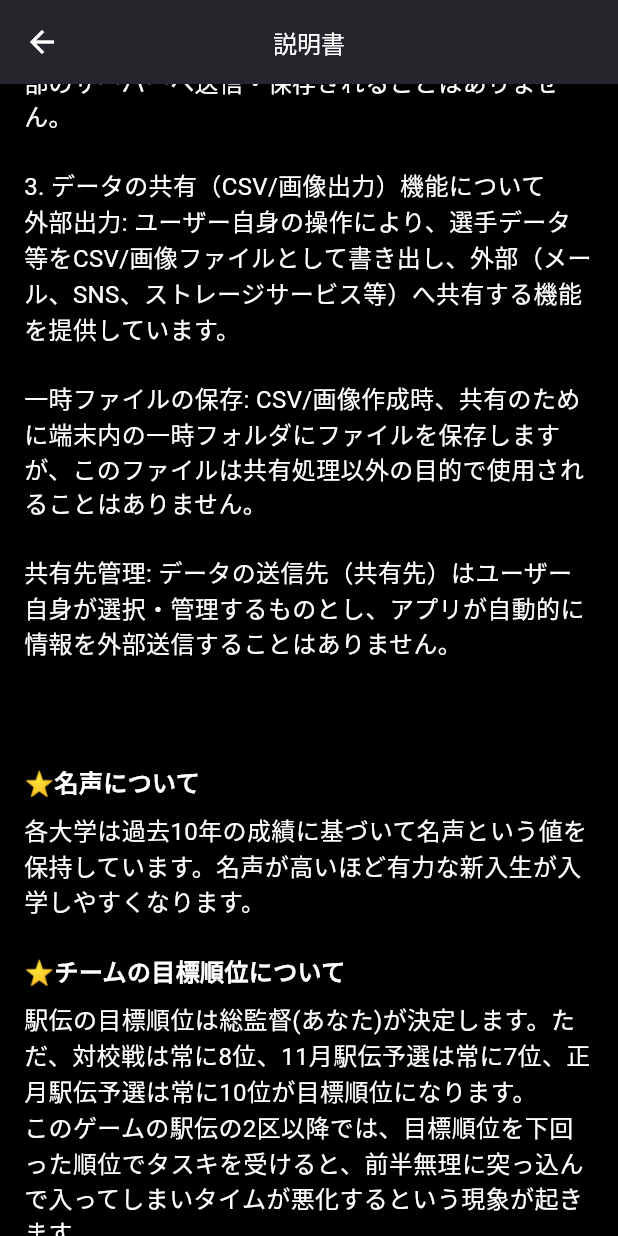
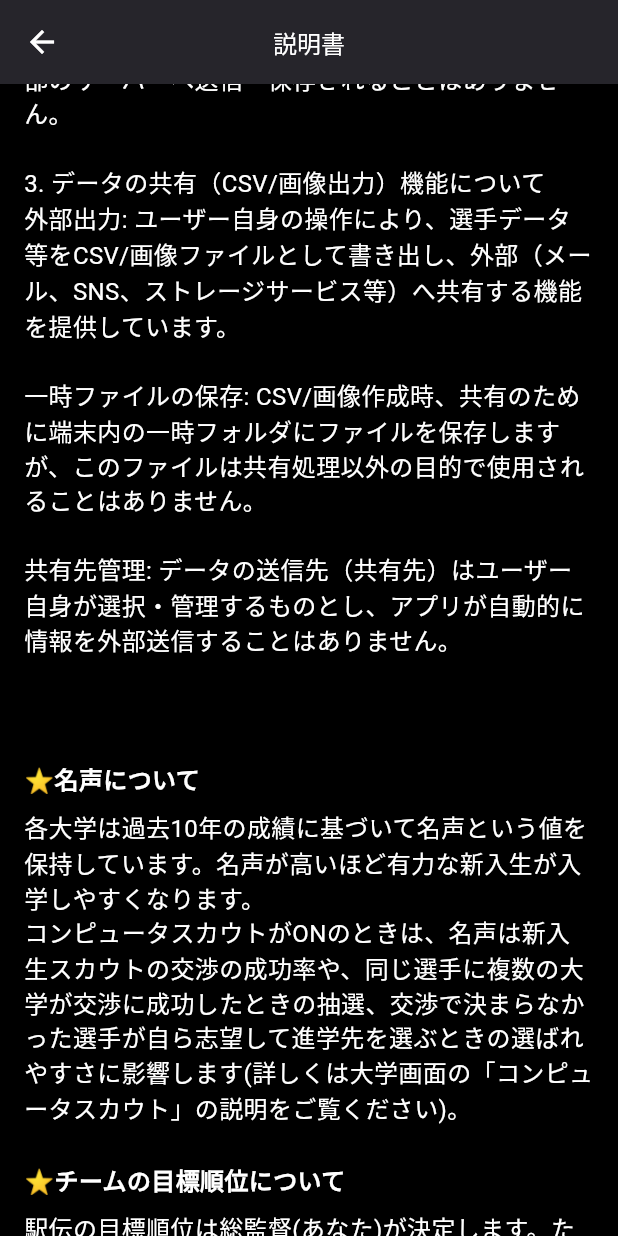
Before and after one commit to shin-tomura/ekidenss, a Flutter app: the SettingScreen screen opened directly, scrolled down 2304 dp, on a phone screen of 412 x 824 dp. Run offline on Flutter 3.47's test engine with Material 3 defaults, Android fonts, the phone set to English and light mode, and no system bars; our stand-ins replace auto_size_text, csv, file_picker, fl_chart, hive, hive_flutter and 6 more; missing offline and left inert: mobile_scanner, two_dimensional_scrollables; accounts and stored records are empty.

Commit message:
1.8.0test: 説明書画面の説明を今の仕様に合わせて見直した(総監督ができること、目標順位の補正の詳細とほっと一息、指示と目標順位の補正の関係、場面ごとの指示、コンピュータの指示と金銀、練習メニューと大学の個性、名声とコンピュータスカウトの関係)
Co-Authored-By: Claude Opus 5.5 <noreply@anthropic.com>
Claude-Session: https://claude.ai/code/session_013nvimHR1CfXnwf1X6wTGF5

```diff
--- a/ToDo.txt
+++ b/ToDo.txt
@@ -5,6 +5,7 @@
 ・全大学の新入生の進学先(交渉・志望・留学生)を見られる「新入生の進学先(全大学)」の画面を追加した。スカウト終了時のダイアログの「全大学の新入生を見る」と、最新画面の「新入生が入りました！」の表示(4月5日)と、大学画面の「新入生の進学先(全大学)」から開け、翌年のスカウトまで見られる(スキップ中にスカウトが済んだ年も見られる)。大学ごと(あなたの大学が先頭で、ほかの大学は大学ID順(初期値)か名声の高い順)と、選手ごと(5000m持ちタイム順)の表示を切り替えられる。選手名を押すと、その選手の選手データを見られる。スカウトの途中に開いた場合は、進学先が決まった選手だけを大学ごとに出す(進路未定の選手の選手データは開けない)。コンピュータスカウトOFFで入学した年は、交渉・志望の区別なしで出す
 ・スカウト終了時のダイアログ「あなたの大学に入学する新入生」で、交渉で入学が決まった選手の見出しを【確定】から【交渉】にした(スカウト後は全員の進学先が決まっているので、自ら志望して入学した選手の【志望】と入り方で対比できるように。スカウト中のラウンドの結果などの「確定」は今まで通り)
 ・コンピュータスカウトの設定に「評価の割合(タイム:能力)」を追加した(コンピュータの大学が新入生を評価するときに、5000m持ちタイムと能力をどの割合で重視するか。全大学共通で、100:0〜0:100の10%刻み。初期値は今まで通りの50:50。スカウト方針が「タイム重視」の大学は、今まで通り持ちタイムだけで評価する)。各種設定のQRコードにも含めるようにした
+・説明書画面の説明を今の仕様に合わせて見直した(総監督ができることの説明を新入生スカウトや練習メニューなどを含めた形に直し、目標順位を下回ったときの悪化がタイム差に応じること、目標順位を上回ったときのほっと一息、前半突っ込み・前半抑えの指示を出した選手には目標順位による補正がかからないこと、レース中の目標順位の変更、場面ごとに出せる指示、正月駅伝予選のフリー走での指示、コンピュータの大学の指示と金銀、学連選抜には指示が出ないこと、練習メニューと大学の個性による能力の効き方の違い、コンピュータスカウトONでの名声の影響の説明を追加した)
 1.7.9　21790
 ・目標順位を下回ったときの前半突っ込みによるタイム悪化を、目標順位の大学とのタイム差に応じた大きさにした(差が小さいほど悪化も小さい。最大の悪化は今まで通りで、これから走る区間の距離1kmあたり3秒以上の差で最大になる。例: 20kmの区間なら60秒差以上)。また、この補正の説明に目標順位の大学とのタイム差も表示するようにした
 ・コンピュータの大学の金銀の使用を、プレイヤーと同じく夏合宿のときだけにした(春の定期支給や目標順位達成で獲得した金銀は夏合宿まで保有し、夏合宿でまとめて使う。秋以降に獲得した分は翌年の夏合宿で使う。夏合宿の時点で「コンピュータ金銀使用」がOFFの場合、保有していた金銀は使わずに消える)
--- a/lib/screens/setting_screen.dart
+++ b/lib/screens/setting_screen.dart
@@ -926,7 +926,7 @@ class _SettingScreenState extends State<SettingScreen> {
               style: TextStyle(color: Colors.white),
             ),
             const Text(
-              "総監督(あなた)ができることは、選手の区間配置とレース中の指示だけです。選手は勝手に成長します。(金特訓と銀特訓で少し手助けできることもあるかもしれませんが)",
+              "総監督(あなた)ができることは、選手の区間配置とレース中の指示、新入生スカウト、練習メニューの選択、金特訓・銀特訓など、限られたことだけです。選手は基本的に勝手に成長します。",
               style: TextStyle(color: Colors.white),
             ),
             const Text(
@@ -974,6 +974,10 @@ class _SettingScreenState extends State<SettingScreen> {
               "各大学は過去10年の成績に基づいて名声という値を保持しています。名声が高いほど有力な新入生が入学しやすくなります。",
               style: TextStyle(color: Colors.white),
             ),
+            const Text(
+              "コンピュータスカウトがONのときは、名声は新入生スカウトの交渉の成功率や、同じ選手に複数の大学が交渉に成功したときの抽選、交渉で決まらなかった選手が自ら志望して進学先を選ぶときの選ばれやすさに影響します(詳しくは大学画面の「コンピュータスカウト」の説明をご覧ください)。",
+              style: TextStyle(color: Colors.white),
+            ),
             const SizedBox(height: 24),
 
             const Text(
@@ -990,7 +994,19 @@ class _SettingScreenState extends State<SettingScreen> {
               style: TextStyle(color: Colors.white),
             ),
             const Text(
-              "このゲームの駅伝の2区以降では、目標順位を下回った順位でタスキを受けると、前半無理に突っ込んで入ってしまいタイムが悪化するという現象が起きます。",
+              "このゲームの駅伝の2区以降では、目標順位を下回った順位でタスキを受けると、前半無理に突っ込んで入ってしまいタイムが悪化するという現象が起きます。悪化の大きさは、タスキを受けた時点の目標順位の大学とのタイム差に応じて大きくなり、これから走る区間の距離1kmあたり3秒以上の差で最大になります(例: 20kmの区間なら60秒差以上)。",
+              style: TextStyle(color: Colors.white),
+            ),
+            const Text(
+              "逆に、目標順位を上回った順位でタスキを受けると、ほっと一息ついてしまい、タイムが少しだけ悪化します(上回っている順位の数が多いほど少し大きくなります)。",
+              style: TextStyle(color: Colors.white),
+            ),
+            const Text(
+              "これらの補正は、「前半突っ込み」や「前半抑え」の指示を出した選手にはかからず、代わりに指示の成否による補正がかかります(「レース中の指示について」をご覧ください)。",
+              style: TextStyle(color: Colors.white),
+            ),
+            const Text(
+              "目標順位はレース中にも「全大学目標順位画面」から変えられます。ただし、これから走る選手に補正がかかるかどうかはすでに決まっているので、変えた目標順位はその次の選手から影響します。",
               style: TextStyle(color: Colors.white),
             ),
             const Text(
@@ -1024,6 +1040,10 @@ class _SettingScreenState extends State<SettingScreen> {
               "・三冠\n・駅伝か対校戦優勝\n・駅伝すべて3位以内\n・駅伝か対校戦どれか３位以内\n・対校戦8位以内もしくは10月駅伝5位以内もしくは11月駅伝8位以内もしくは正月駅伝10位以内\n・11月駅伝予選突破もしくは正月駅伝予選突破\n・上記のどれも未達成(最低額)",
               style: TextStyle(color: Colors.white),
             ),
+            const Text(
+              "コンピュータの大学も金銀を獲得し、夏合宿で選手の能力強化に使います(大学画面の「コンピュータ金銀使用」で設定できます)。",
+              style: TextStyle(color: Colors.white),
+            ),
             const SizedBox(height: 24),
 
             const Text(
@@ -1036,7 +1056,7 @@ class _SettingScreenState extends State<SettingScreen> {
             ),
             const SizedBox(height: 8),
             const Text(
-              "駅伝と11月駅伝予選では、レース中走り出す直前に選手に指示を出すことができます。「スタート直後飛び出し」と「前半突っ込み」の成功確率は駅伝男の能力と、「前半抑え」の成功確率は平常心の能力と直結します。",
+              "駅伝と11月駅伝予選では、レース中走り出す直前に選手に指示を出すことができます。駅伝の1区と11月駅伝予選では「スタート直後飛び出し」を、駅伝の2区以降では「前半突っ込み」か「前半抑え」を指示できます。「スタート直後飛び出し」と「前半突っ込み」の成功確率は駅伝男の能力と、「前半抑え」の成功確率は平常心の能力と直結します。",
               style: TextStyle(color: Colors.white),
             ),
             const Text(
@@ -1044,11 +1064,19 @@ class _SettingScreenState extends State<SettingScreen> {
               style: TextStyle(color: Colors.white),
             ),
             const Text(
+              "「前半抑え」は、目標順位を下回ったときの悪化や、上回ったときのほっと一息を防ぐための指示です。成功するとこれらの悪化がなくなり、少しタイムが良くなりますが、失敗すると指示を出さなかった場合よりタイムが悪くなります。",
+              style: TextStyle(color: Colors.white),
+            ),
+            const Text(
               "目標順位を下回った順位でタスキを受けた場合、「前半抑え」に失敗した時のタイム損は、目標順位の大学とのタイム差が大きいほど大きくなります(最大でも「前半突っ込み」に失敗した時より小さいです)。",
               style: TextStyle(color: Colors.white),
             ),
             const Text(
-              "正月駅伝予選では、各選手ごとにフリー走か集団走を選べます。集団走は最大6つの集団を作れます。集団走には設定タイムを指示しなくてはなりません。",
+              "正月駅伝予選では、各選手ごとにフリー走か集団走を選べます。フリー走では「前半突っ込み」か「前半抑え」も指示できます。集団走は最大6つの集団を作れます。集団走には設定タイムを指示しなくてはなりません。",
+              style: TextStyle(color: Colors.white),
+            ),
+            const Text(
+              "コンピュータの大学も、駅伝男や平常心の高い選手には指示を出すことがあります。学連選抜の選手には指示は出ません(1区で飛び出すことはあります)。",
               style: TextStyle(color: Colors.white),
             ),
             const SizedBox(height: 24),
@@ -1095,6 +1123,10 @@ class _SettingScreenState extends State<SettingScreen> {
                 color: Colors.white,
                 fontStyle: FontStyle.italic,
               ), // イタリック体を適用
+            ),
+            const Text(
+              "なお、レースでは、選手ごとの練習メニュー(年間強化練習)と、大学画面の「大学の個性(実力発揮度)設定」によって、能力の効き方が変わります。",
+              style: TextStyle(color: Colors.white),
             ),
 
             const Text(
```
